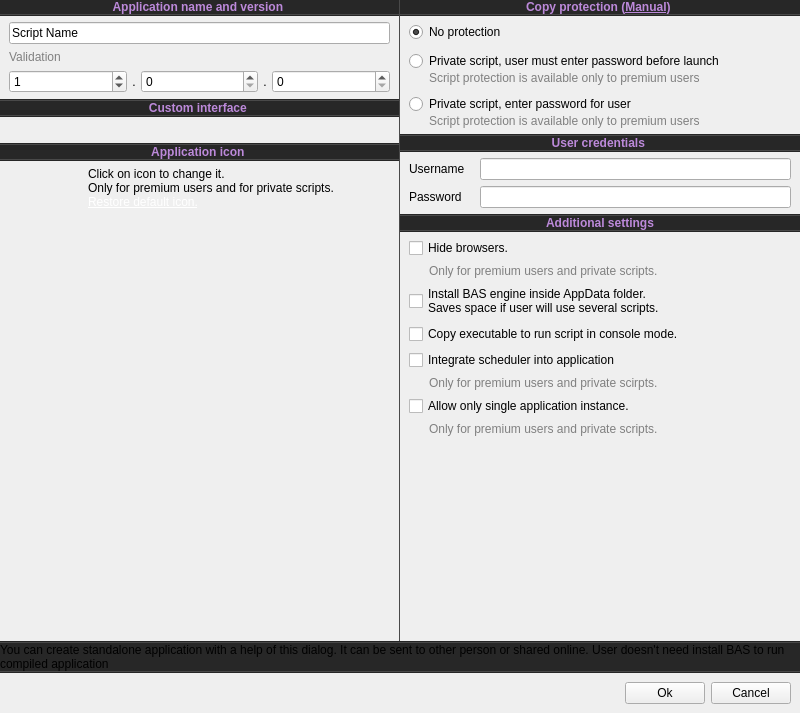
Old version of the form Solution/Studio/compilewindow.ui in the repository nguyendkn/BrowserAutomationStudio.
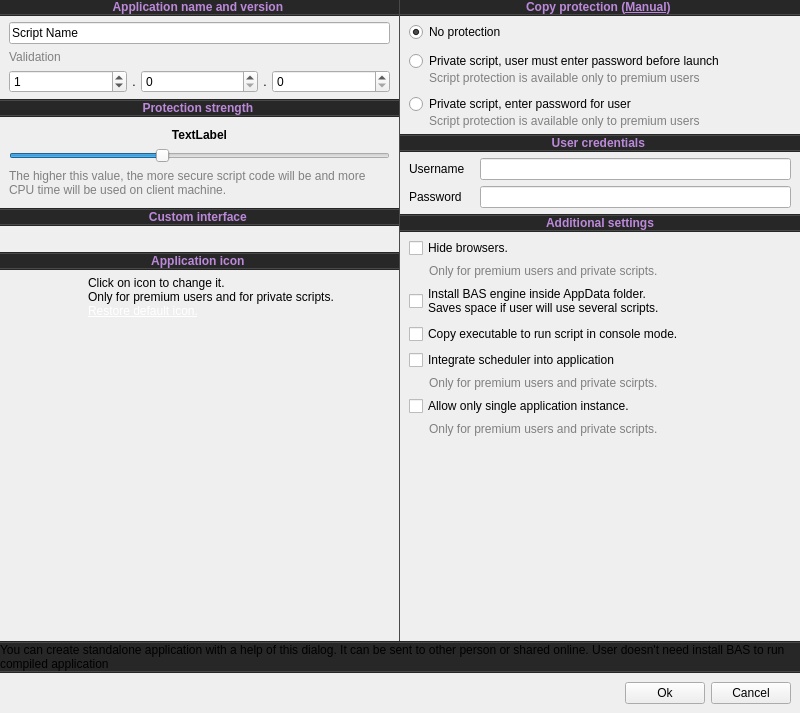
New version of the form. Icons and pictures are not drawn.

Commit message: User interface to choose protection level

```diff
--- a/Solution/Studio/compilewindow.ui
+++ b/Solution/Studio/compilewindow.ui
@@ -394,7 +394,7 @@
                <number>0</number>
               </property>
               <item>
-               <widget class="QLabel" name="CustomInterfaceLabel">
+               <widget class="QLabel" name="ScriptProtectionLabel">
                 <property name="sizePolicy">
                  <sizepolicy hsizetype="Preferred" vsizetype="Preferred">
                   <horstretch>0</horstretch>
@@ -414,10 +414,10 @@
 </string>
                 </property>
                 <property name="styleSheet">
-                 <string notr="true">#CustomInterfaceLabel{background-color:#272727;color:#bc89da}</string>
+                 <string notr="true">#ScriptProtectionLabel{background-color:#272727;color:#bc89da}</string>
                 </property>
                 <property name="text">
-                 <string>&lt;html&gt;&lt;head/&gt;&lt;body&gt;&lt;p&gt;Custom interface &lt;img src=&quot;:/engine/images/info.png&quot;/&gt; &lt;/p&gt;&lt;/body&gt;&lt;/html&gt;</string>
+                 <string>&lt;html&gt;&lt;head/&gt;&lt;body&gt;&lt;p&gt;Protection strength &lt;img src=&quot;:/engine/images/info.png&quot;/&gt; &lt;/p&gt;&lt;/body&gt;&lt;/html&gt;</string>
                 </property>
                 <property name="alignment">
                  <set>Qt::AlignCenter</set>
@@ -473,6 +473,207 @@
          <item>
           <widget class="QWidget" name="widget_9" native="true">
            <layout class="QVBoxLayout" name="verticalLayout_11">
+            <property name="topMargin">
+             <number>5</number>
+            </property>
+            <property name="bottomMargin">
+             <number>5</number>
+            </property>
+            <item>
+             <widget class="QLabel" name="ProtectionStrengthLabel">
+              <property name="font">
+               <font>
+                <weight>75</weight>
+                <bold>true</bold>
+               </font>
+              </property>
+              <property name="text">
+               <string>TextLabel</string>
+              </property>
+              <property name="alignment">
+               <set>Qt::AlignCenter</set>
+              </property>
+             </widget>
+            </item>
+            <item>
+             <widget class="QSlider" name="ProtectionStrengthSlider">
+              <property name="maximum">
+               <number>10</number>
+              </property>
+              <property name="pageStep">
+               <number>1</number>
+              </property>
+              <property name="value">
+               <number>4</number>
+              </property>
+              <property name="orientation">
+               <enum>Qt::Horizontal</enum>
+              </property>
+             </widget>
+            </item>
+            <item>
+             <widget class="QLabel" name="label_13">
+              <property name="styleSheet">
+               <string notr="true">*{color:gray}</string>
+              </property>
+              <property name="text">
+               <string>The higher this value, the more secure script code will be and more CPU time will be used on client machine.</string>
+              </property>
+              <property name="wordWrap">
+               <bool>true</bool>
+              </property>
+             </widget>
+            </item>
+           </layout>
+          </widget>
+         </item>
+         <item>
+          <widget class="QWidget" name="NameContainer_117" native="true">
+           <property name="sizePolicy">
+            <sizepolicy hsizetype="Preferred" vsizetype="Minimum">
+             <horstretch>0</horstretch>
+             <verstretch>0</verstretch>
+            </sizepolicy>
+           </property>
+           <layout class="QVBoxLayout" name="verticalLayout_120">
+            <property name="spacing">
+             <number>0</number>
+            </property>
+            <property name="leftMargin">
+             <number>0</number>
+            </property>
+            <property name="topMargin">
+             <number>0</number>
+            </property>
+            <property name="rightMargin">
+             <number>0</number>
+            </property>
+            <property name="bottomMargin">
+             <number>0</number>
+            </property>
+            <item>
+             <widget class="QWidget" name="widget_132" native="true">
+              <property name="minimumSize">
+               <size>
+                <width>0</width>
+                <height>1</height>
+               </size>
+              </property>
+              <property name="maximumSize">
+               <size>
+                <width>16777215</width>
+                <height>1</height>
+               </size>
+              </property>
+              <property name="styleSheet">
+               <string notr="true">*{background-color:#262626}</string>
+              </property>
+             </widget>
+            </item>
+            <item>
+             <widget class="QWidget" name="widget_133" native="true">
+              <property name="minimumSize">
+               <size>
+                <width>0</width>
+                <height>1</height>
+               </size>
+              </property>
+              <property name="maximumSize">
+               <size>
+                <width>16777215</width>
+                <height>1</height>
+               </size>
+              </property>
+              <property name="styleSheet">
+               <string notr="true">*{background-color:#494949}</string>
+              </property>
+             </widget>
+            </item>
+            <item>
+             <layout class="QHBoxLayout" name="horizontalLayout_114">
+              <property name="topMargin">
+               <number>0</number>
+              </property>
+              <item>
+               <widget class="QLabel" name="CustomInterfaceLabel">
+                <property name="sizePolicy">
+                 <sizepolicy hsizetype="Preferred" vsizetype="Preferred">
+                  <horstretch>0</horstretch>
+                  <verstretch>0</verstretch>
+                 </sizepolicy>
+                </property>
+                <property name="font">
+                 <font>
+                  <weight>75</weight>
+                  <italic>false</italic>
+                  <bold>true</bold>
+                  <underline>false</underline>
+                 </font>
+                </property>
+                <property name="toolTip">
+                 <string>&lt;html&gt;&lt;head/&gt;&lt;body&gt;&lt;p style='width:500px'&gt;By default BAS generates user interface automatically. Custom interface function helps you to change every part of compiled application: every button, every label, colors, styles, animations, backgrounds and so on can be changed.&lt;/p&gt;&lt;/body&gt;&lt;/html&gt;
+</string>
+                </property>
+                <property name="styleSheet">
+                 <string notr="true">#CustomInterfaceLabel{background-color:#272727;color:#bc89da}</string>
+                </property>
+                <property name="text">
+                 <string>&lt;html&gt;&lt;head/&gt;&lt;body&gt;&lt;p&gt;Custom interface &lt;img src=&quot;:/engine/images/info.png&quot;/&gt; &lt;/p&gt;&lt;/body&gt;&lt;/html&gt;</string>
+                </property>
+                <property name="alignment">
+                 <set>Qt::AlignCenter</set>
+                </property>
+                <property name="margin">
+                 <number>9</number>
+                </property>
+               </widget>
+              </item>
+             </layout>
+            </item>
+            <item>
+             <widget class="QWidget" name="widget_134" native="true">
+              <property name="minimumSize">
+               <size>
+                <width>0</width>
+                <height>1</height>
+               </size>
+              </property>
+              <property name="maximumSize">
+               <size>
+                <width>16777215</width>
+                <height>1</height>
+               </size>
+              </property>
+              <property name="styleSheet">
+               <string notr="true">*{background-color:#494949}</string>
+              </property>
+             </widget>
+            </item>
+            <item>
+             <widget class="QWidget" name="widget_135" native="true">
+              <property name="minimumSize">
+               <size>
+                <width>0</width>
+                <height>1</height>
+               </size>
+              </property>
+              <property name="maximumSize">
+               <size>
+                <width>16777215</width>
+                <height>1</height>
+               </size>
+              </property>
+              <property name="styleSheet">
+               <string notr="true">*{background-color:#262626}</string>
+              </property>
+             </widget>
+            </item>
+           </layout>
+          </widget>
+         </item>
+         <item>
+          <widget class="QWidget" name="widget_119" native="true">
+           <layout class="QVBoxLayout" name="verticalLayout_111">
             <property name="topMargin">
              <number>0</number>
             </property>
```
Left out of the diff: 2 changed lines with no effect on the pictures. The commit also changes 14 other files.
